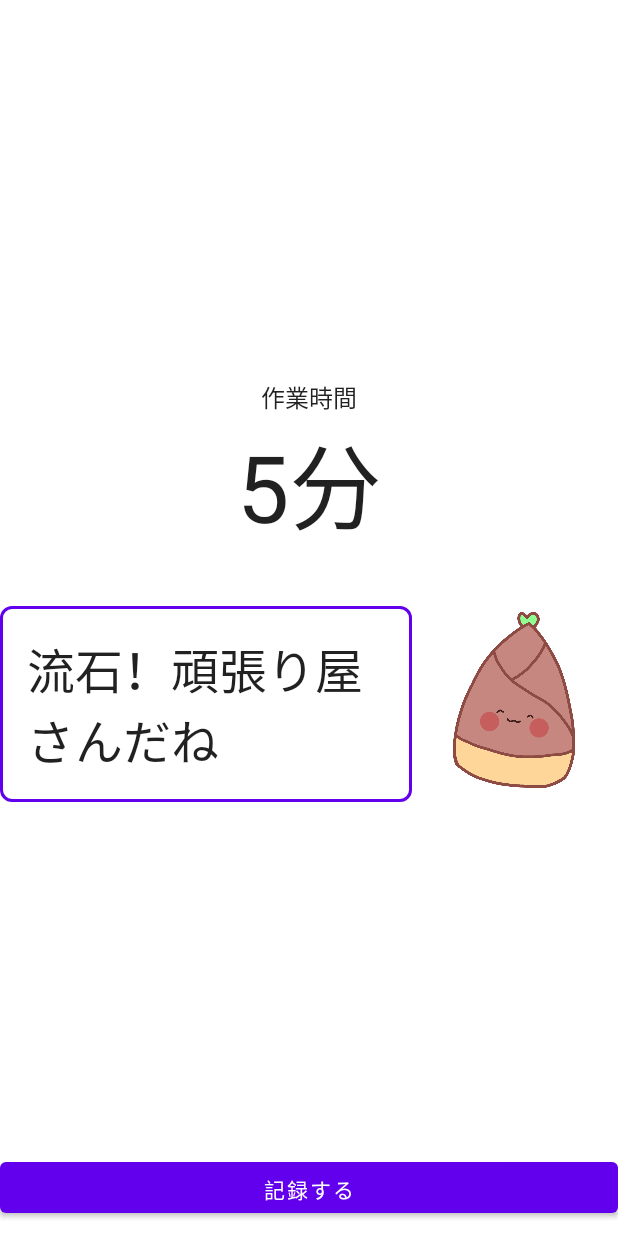
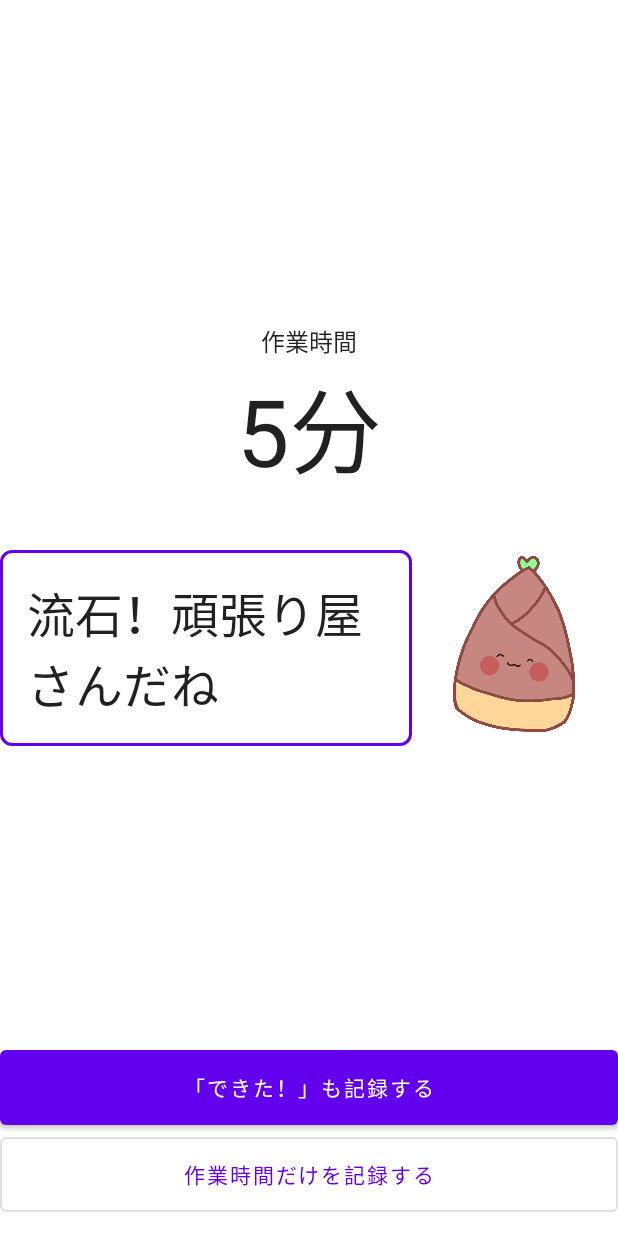
Before and after one commit to rnk0085/takenoko, an Android app built with Jetpack Compose: the @Preview function TimerFinishedPagePreview1, on a phone screen of 412 x 824 dp. Run offline under Robolectric (Android 15) with nearby library versions, the light colour scheme and no system bars.

Commit message:
feat: できた!用のボタンを追加

```diff
--- a/app/src/main/java/com/rnk0085/android/takenoko/ui/screen/timer/page/TimerFinishedPage.kt
+++ b/app/src/main/java/com/rnk0085/android/takenoko/ui/screen/timer/page/TimerFinishedPage.kt
@@ -6,9 +6,9 @@ import androidx.compose.foundation.layout.Spacer
 import androidx.compose.foundation.layout.fillMaxSize
 import androidx.compose.foundation.layout.fillMaxWidth
 import androidx.compose.foundation.layout.height
-import androidx.compose.foundation.layout.padding
 import androidx.compose.foundation.lazy.LazyColumn
 import androidx.compose.material.Button
+import androidx.compose.material.OutlinedButton
 import androidx.compose.material.Text
 import androidx.compose.runtime.Composable
 import androidx.compose.ui.Alignment
@@ -60,14 +60,28 @@ fun TimerFinishedPage(
             Button(
                 modifier = modifier
                     .fillMaxWidth()
-                    .height(50.dp)
-                    .padding(bottom = 16.dp),
+                    .height(50.dp),
                 onClick = onRecordClick
             ) {
                 Text(
-                    text = "記録する"
+                    text = "「できた！」も記録する"
                 )
             }
+
+            Spacer(modifier = Modifier.height(8.dp))
+
+            OutlinedButton(
+                modifier = modifier
+                    .fillMaxWidth()
+                    .height(50.dp),
+                onClick = onRecordClick
+            ) {
+                Text(
+                    text = "作業時間だけを記録する"
+                )
+            }
+
+            Spacer(modifier = Modifier.height(16.dp))
         }
     }
 
```
